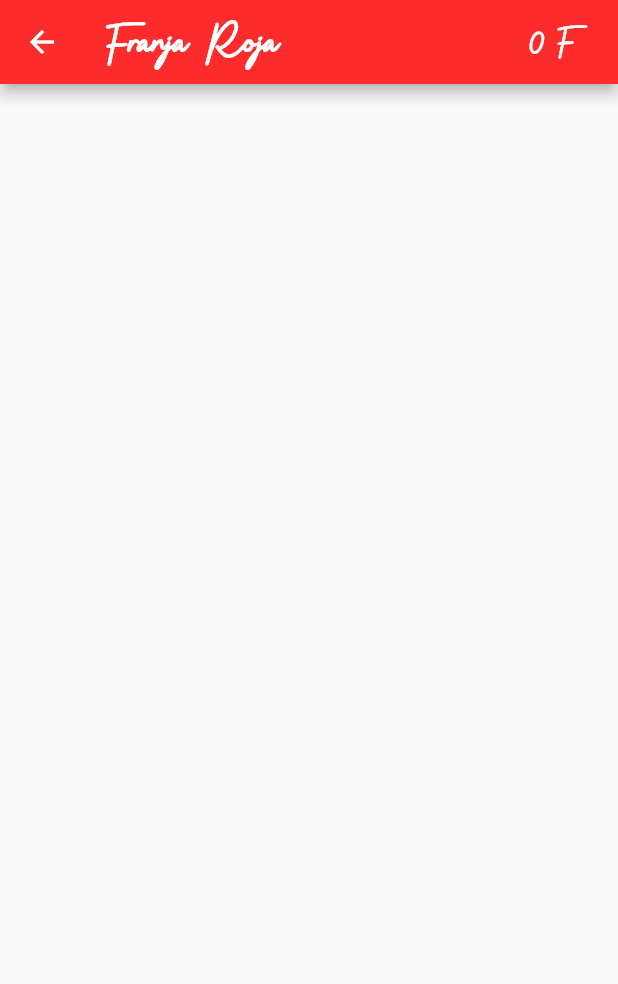
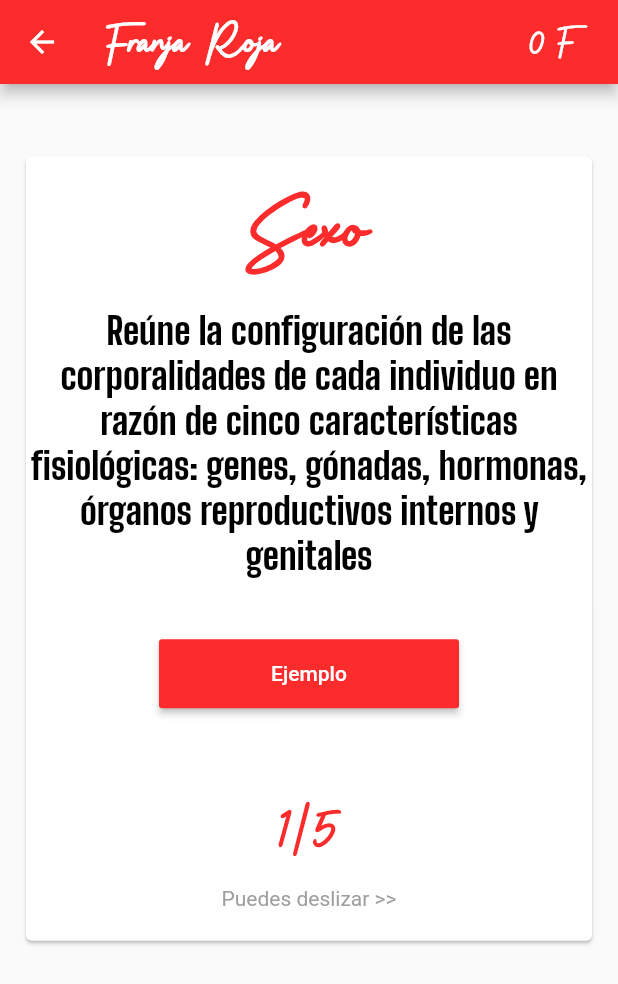
Before and after one commit to diegojuan2104/FranjaRojapp, a Flutter app: the Glossary screen opened by its route, on a phone screen of 412 x 824 dp. Shown: the top 984 px of the screen. Run offline on Flutter 3.47's test engine with Material 2 defaults, Android fonts, the phone set to English and light mode, and no system bars; drawn by our look-alikes of carousel_slider; our stand-ins replace cloud_firestore, firebase_auth, firebase_core, flutter_spinkit, google_sign_in, sliding_up_panel; accounts and stored records are empty.

Commit message:
Glosario rojo implemented

```diff
--- /dev/null
+++ b/lib/components/glossary_card.dart
@@ -0,0 +1,112 @@
+import 'package:flutter/material.dart';
+import 'package:franja_rojapp/constants/constants.dart';
+
+class GlosaryCard extends StatelessWidget {
+  final String title;
+  final String content;
+  final String example;
+  final int index;
+  final int total;
+
+  const GlosaryCard(
+      {Key key,
+      String this.title,
+      String this.content,
+      String this.example,
+      int this.index,
+      int this.total})
+      : super(key: key);
+
+  @override
+  Widget build(BuildContext context) {
+    MediaQueryData mediaQuery = MediaQuery.of(context);
+    return Container(
+      margin: EdgeInsets.all(3),
+      decoration: BoxDecoration(
+        borderRadius: BorderRadius.circular(8.0),
+      ),
+      child: SingleChildScrollView(
+        child: Card(
+          child: Column(
+            mainAxisAlignment: MainAxisAlignment.center,
+            children: <Widget>[
+              Padding(
+                  padding: const EdgeInsets.all(10.0),
+                  child: RichText(
+                    textAlign: TextAlign.center,
+                    text: TextSpan(
+                      text: title,
+                      style: TextStyle(
+                        fontSize: 70,
+                        color: Theme.of(context).primaryColor,
+                        fontWeight: FontWeight.bold,
+                        fontFamily: 'Silvertone',
+                      ),
+                    ),
+                  )),
+              RichText(
+                textAlign: TextAlign.center,
+                text: TextSpan(
+                  text: content,
+                  style: TextStyle(
+                    fontSize: 25,
+                    fontFamily: 'BigShouldersDisplay',
+                    color: Colors.black,
+                  ),
+                ),
+              ),
+              SizedBox(
+                height: 40,
+              ),
+              SizedBox(
+                  width: 200,
+                  child: Theme(
+                    data: Theme.of(context).copyWith(accentColor: Colors.white),
+                    child: RaisedButton(
+                      color: Theme.of(context).primaryColor,
+                      padding: const EdgeInsets.symmetric(vertical: 15),
+                      textColor: Colors.white,
+                      onPressed: () {
+                        simpleAlert(context, "Ejemplo", "Ejemplo");
+                      },
+                      child: Row(
+                        mainAxisAlignment: MainAxisAlignment.center,
+                        children: <Widget>[
+                          Text("Ejemplo"),
+                        ],
+                      ),
+                    ),
+                  )),
+              SizedBox(
+                height: 40,
+              ),
+              Padding(
+                  padding: const EdgeInsets.all(10.0),
+                  child: RichText(
+                    textAlign: TextAlign.center,
+                    text: TextSpan(
+                      text: index.toString() + "/" + total.toString(),
+                      style: TextStyle(
+                        fontSize: 50,
+                        color: Theme.of(context).primaryColor,
+                        fontWeight: FontWeight.bold,
+                        fontFamily: 'Silvertone',
+                      ),
+                    ),
+                  )),
+              Text(
+                "Puedes deslizar >>",
+                style: TextStyle(
+                  color: Colors.grey,
+                ),
+              ),
+              SizedBox(
+                height: 20,
+              ),
+            ],
+          ),
+        ),
+      ),
+    );
+  }
+}
--- a/lib/screens/menu/glossary.dart
+++ b/lib/screens/menu/glossary.dart
@@ -1,33 +1,76 @@
+import 'package:carousel_slider/carousel_slider.dart';
 import 'package:flutter/material.dart';
+import 'package:franja_rojapp/components/glossary_card.dart';
 import 'package:franja_rojapp/components/main_appbar.dart';
-import 'package:carousel_slider/carousel_slider.dart';
 
-class Glossary extends StatefulWidget {
-  Glossary({Key key}) : super(key: key);
-
-  @override
-  _GlossaryState createState() => _GlossaryState();
-}
-
-class _GlossaryState extends State<Glossary> {
+class Glossary extends StatelessWidget {
+  MediaQueryData queryData;
+  int total = 5;
   @override
   Widget build(BuildContext context) {
+    queryData = MediaQuery.of(context);
     return Scaffold(
       appBar: MainAppBar(),
-      body: ListView(
+      body: SingleChildScrollView(
+        child: Column(
+          mainAxisAlignment: MainAxisAlignment.center,
+          crossAxisAlignment: CrossAxisAlignment.center,
           children: [
             SizedBox(
-            height: 50,
-
+              height: queryData.size.height * 0.05,
             ),
             CarouselSlider(
+              items: [
+                //1st Image of Slider
+                GlosaryCard(
+                  title: "Sexo",
+                  content:
+                      "Reúne la configuración de las corporalidades de cada individuo en razón de cinco características fisiológicas: genes, gónadas, hormonas, órganos reproductivos internos y genitales",
+                  index: 1,
+                  total: total,
+                ),
+                GlosaryCard(
+                  title: "Ge'nero",
+                  content:
+                      "Es una categoría que analiza cómo se definen, representan y simbolizan las diferencias sexuales de una sociedad \nLo que determina la identidad y el comportamiento de casa ser no es el sexo biológico, sino las expectativas sociales, los ritos, costumbres y experiencias",
+                  index: 2,
+                  total: total,
+                ),
+                GlosaryCard(
+                  title: "IDenTidad de Ge'nero",
+                  content:
+                      "La identidad designa aquello que es propio de un individuo o grupo y singulariza. Las expresiones de la identidad varían en función de las referencias culturales, profesionales, religiosas, geográficas y lingüísticas, entre otras. A pesar de su vaguedad semántica, el concepto de identidad permite esclarecer las relaciones entre el individuo y su entorno",
+                  index: 3,
+                  total: total,
+                ),
+                GlosaryCard(
+                  title: "Violencia de Ge'nero",
+                  content:
+                      "La violencia de género es todo acto de violencia directa o sutil producido en la vida pública o en la privada, que pretende maltratar, lesionar y agredir basado en el género o la preferencia sexual de la víctima ",
+                  index: 4,
+                  total: total,
+                ),
+                GlosaryCard(
+                  title: "Perspectiva de Ge'nero",
+                  content:
+                      "La perspectiva de género es una herramienta conceptual que busca mostrar que las diferencias entre mujeres y hombres se dan no sólo por su determinación biológica, sino también por las diferencias culturales asignadas a los seres humanos",
+                  index: 5,
+                  total: total,
+                ),
+              ],
+              //Slider Container properties
               options: CarouselOptions(
-              height: 400,
-              viewportFraction: 0.8
+                height: queryData.size.height * 0.95,
+                enlargeCenterPage: true,
+                aspectRatio: 16 / 9,
+                autoPlayCurve: Curves.fastOutSlowIn,
+                enableInfiniteScroll: true,
+                viewportFraction: 0.95,
               ),
             ),
           ],
-      )
+        ),
+      ),
     );
   }
 }
--- a/lib/screens/menu/home.dart
+++ b/lib/screens/menu/home.dart
@@ -27,6 +27,7 @@ class _HomeState extends State<Home> {
 
   @override
   void initState() {
+
     validateFirstReward();
     super.initState();
   }
@@ -35,13 +36,15 @@ class _HomeState extends State<Home> {
   Widget build(BuildContext context) {
     prov = Provider.of<ProviderInfo>(context);
     final provD = Provider.of<Data>(context);
+
+
     //validateFirstReward();
     setCurrentProfileData();
     return _loading || prov.currentProfile == null
         ? Loading()
         : prov.currentProfile.avatar_created
             ? Scaffold(
-                backgroundColor: Colors.grey[150],
+                backgroundColor: Colors.white,
                 appBar: MainAppBar(),
                 body: SingleChildScrollView(
                   child: Column(children: [
```
Lines whose indentation alone changed are shown as unchanged.
